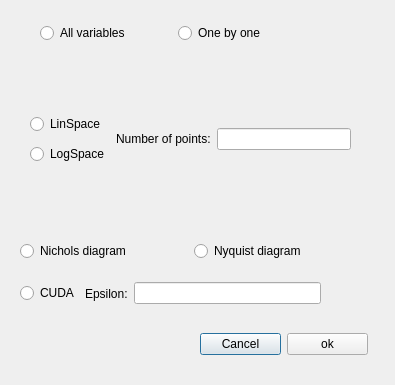
The window that GUI/templates_dialog.ui (Isaac-Martinez-Forte/QFTbx) describes before a commit, drawn with Qt 5.
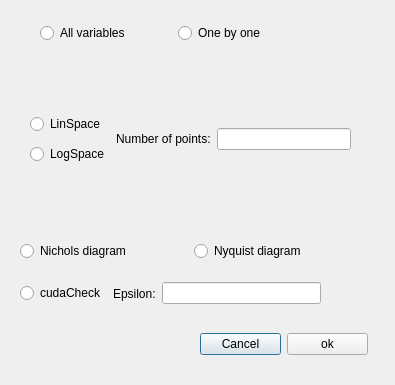
The same window after the commit.

The edit to the form file:
```diff
--- a/GUI/templates_dialog.ui
+++ b/GUI/templates_dialog.ui
@@ -244,7 +244,7 @@
     <item>
      <widget class="QRadioButton" name="CUDA">
       <property name="text">
-       <string>CUDA</string>
+       <string>cudaCheck</string>
       </property>
      </widget>
     </item>
```
Left out of the diff: 34 changed lines with no effect on the pictures.
